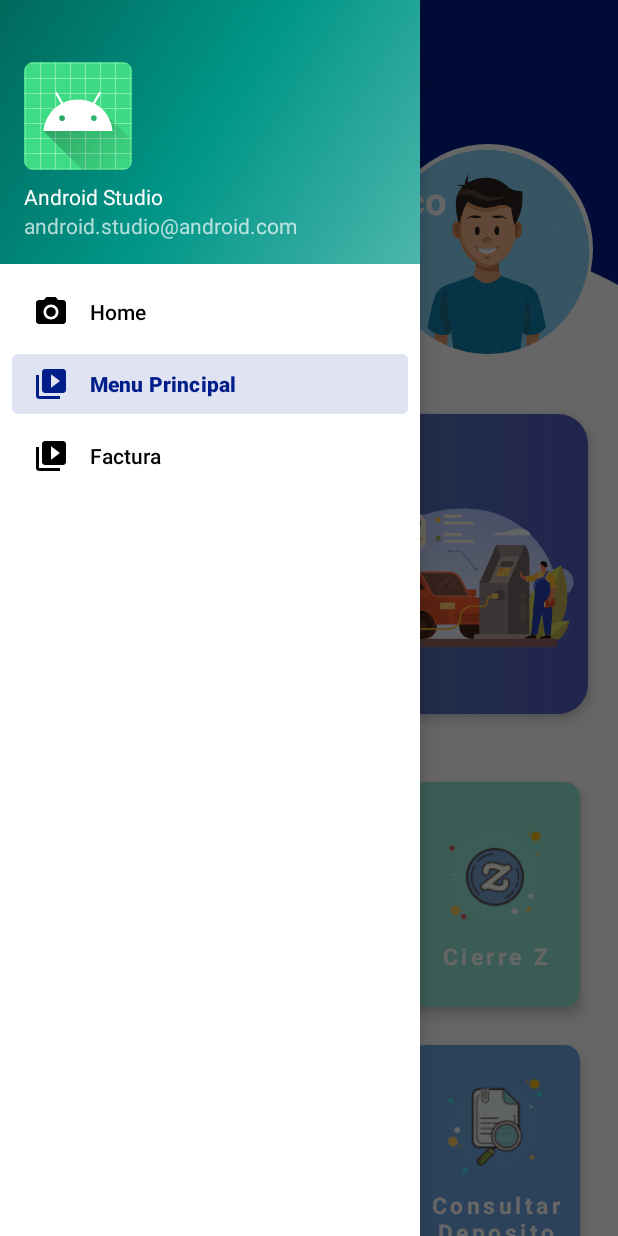
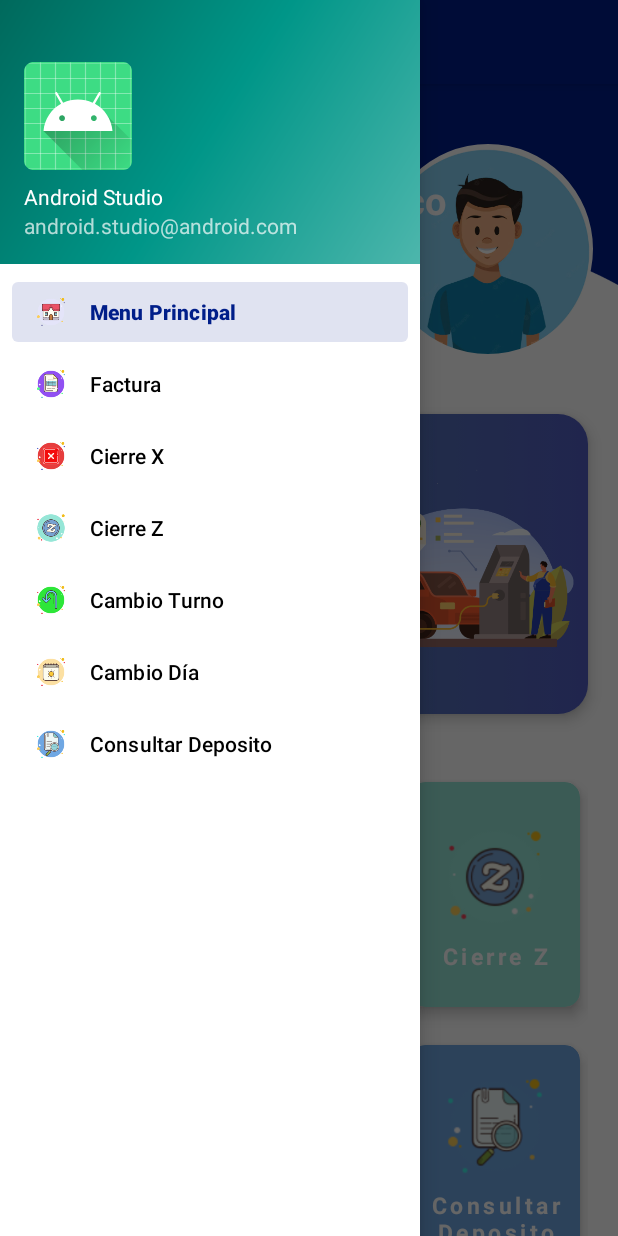
Before and after one commit to melinallacuag/RoblesAPP, an Android app: the screen it shows after launch (MainActivity), with the side drawer open, on a phone screen of 412 x 824 dp. Run offline under Robolectric (Android 15) with nearby library versions, the phone set to English and light mode, and no system bars; our stand-ins replace navigation-ui.

Commit message:
asignando icono en el menu

```diff
--- a/app/src/main/java/com/example/roblesapp/MainActivity.kt
+++ b/app/src/main/java/com/example/roblesapp/MainActivity.kt
@@ -26,9 +26,10 @@ class MainActivity : AppCompatActivity() {
 
         setSupportActionBar(binding.appBarMain.toolbar)
 
-
         val drawerLayout: DrawerLayout = binding.drawerLayout
         val navView: NavigationView = binding.navView
+        navView.itemIconTintList = null
+
         val navController = findNavController(R.id.nav_host_fragment_content_main)
         // Passing each menu ID as a set of Ids because each
         // menu should be considered as top level destinations.
@@ -39,6 +40,8 @@ class MainActivity : AppCompatActivity() {
         )
         setupActionBarWithNavController(navController, appBarConfiguration)
         navView.setupWithNavController(navController)
+
+
     }
 
 
--- a/app/src/main/res/menu/activity_main_drawer.xml
+++ b/app/src/main/res/menu/activity_main_drawer.xml
@@ -5,16 +5,32 @@
 
     <group android:checkableBehavior="single">
         <item
-            android:id="@+id/nav_home"
-            android:icon="@drawable/ic_menu_camera"
-            android:title="@string/menu_home" />
-        <item
             android:id="@+id/nav_menuprincipal"
-            android:icon="@drawable/ic_menu_slideshow"
+            android:icon="@drawable/icon_home"
             android:title="@string/menu_menuprincipal" />
         <item
             android:id="@+id/nav_factura"
-            android:icon="@drawable/ic_menu_slideshow"
+            android:icon="@drawable/icon_facturacion"
             android:title="@string/menu_factura" />
+        <item
+            android:id="@+id/nav_cierreX"
+            android:icon="@drawable/icon_cierrex"
+            android:title="@string/menu_cierrex" />
+        <item
+            android:id="@+id/nav_cierreZ"
+            android:icon="@drawable/icon_cierrez"
+            android:title="@string/menu_cierrez" />
+        <item
+            android:id="@+id/nav_cambioturno"
+            android:icon="@drawable/icon_turno"
+            android:title="@string/menu_cambioturno" />
+        <item
+            android:id="@+id/nav_cambioturnodia"
+            android:icon="@drawable/icon_turnodia"
+            android:title="@string/menu_cambioturnodia" />
+        <item
+            android:id="@+id/nav_consultarcomprobante"
+            android:icon="@drawable/icon_consultarcomprobante"
+            android:title="@string/menu_consultarcomprobante" />
     </group>
 </menu>
--- a/app/src/main/res/values/strings.xml
+++ b/app/src/main/res/values/strings.xml
@@ -8,10 +8,13 @@
     <string name="action_settings">Settings</string>
 
     <string name="menu_home">Home</string>
-    <string name="menu_gallery">Facturación</string>
-    <string name="menu_slideshow">Slideshow</string>
     <string name="menu_menuprincipal">Menu Principal</string>
     <string name="menu_factura">Factura</string>
+    <string name="menu_cierrex">Cierre X</string>
+    <string name="menu_cierrez">Cierre Z</string>
+    <string name="menu_cambioturno">Cambio Turno</string>
+    <string name="menu_cambioturnodia">Cambio Día</string>
+    <string name="menu_consultarcomprobante">Consultar Deposito</string>
     <!-- TODO: Remove or change this placeholder text -->
     <string name="hello_blank_fragment">Hello blank fragment</string>
 </resources>
```
Also changed, not shown: app/src/main/res/drawable/icon_home.png (added).
